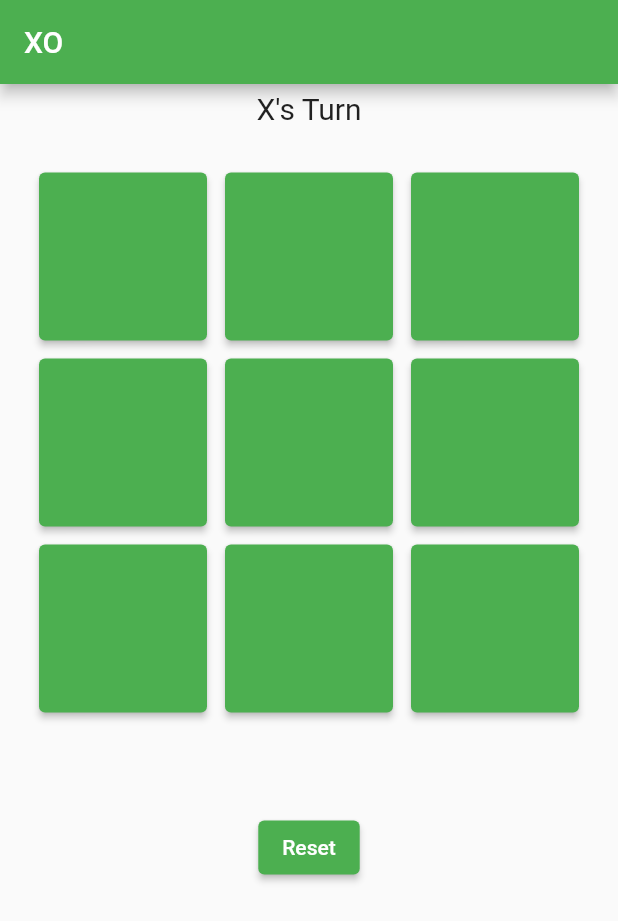
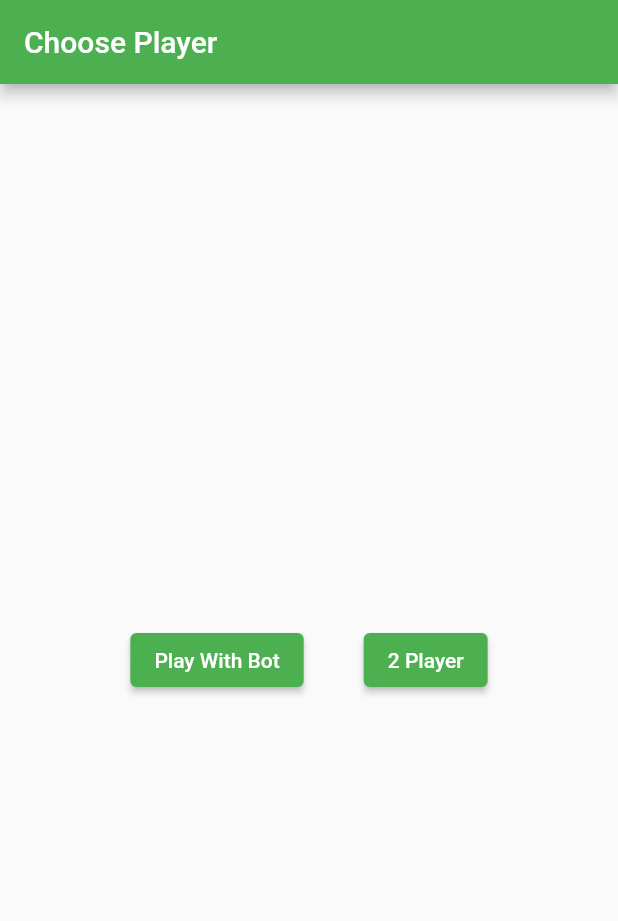
Before and after one commit to nikhilkd1999/Tic-Tac-Toe-Flutter, a Flutter app: the screen it shows after launch, on a phone screen of 412 x 824 dp. Shown: the top 921 px of the screen. Run offline on Flutter 3.47's test engine with Material 2 defaults, Android fonts, the phone set to English and light mode, and no system bars; our stand-ins replace animated_splash_screen, page_transition.

Commit message:
Added Bot

```diff
--- /dev/null
+++ b/lib/choosePlayer_screen.dart
@@ -0,0 +1,104 @@
+
+import 'package:flutter/material.dart';
+import 'package:tic_tac_toe/getWinner.dart';
+import './home_page_screen.dart';
+import './minimax.dart';
+import './lst.dart';
+
+
+
+
+class ChoosePlayerScreen extends StatelessWidget {
+  @override
+  Widget build(BuildContext context) {
+    return Scaffold(
+      appBar: AppBar(title: Text('Choose Player'),
+      ),
+      body: Container(
+
+        width: double.infinity,
+        child: Column(
+
+          mainAxisAlignment: MainAxisAlignment.center,
+          crossAxisAlignment: CrossAxisAlignment.center,
+
+
+
+          children: [
+
+
+
+
+
+            Row(
+              mainAxisAlignment: MainAxisAlignment.center,
+              crossAxisAlignment: CrossAxisAlignment.center,
+
+              children:[
+
+              Container(
+                margin: EdgeInsets.all(20),
+                child: ElevatedButton(
+
+                  child: Text('Play With Bot'),
+
+
+                  onPressed: (){
+
+                    isBotEnabled = true;
+                    reset(LST);
+
+                  Navigator.of(context).push(MaterialPageRoute(builder: (_){
+
+                  return MyHomePage();
+
+                  },
+                  ),
+                  );
+
+
+                  },
+
+
+                  ),
+              ),
+
+            Container(
+              margin: EdgeInsets.all(20),
+              child: ElevatedButton(
+
+                child: Text('2 Player'),
+
+
+                onPressed: (){
+
+                  isBotEnabled = false;
+                  reset(LST);
+
+                Navigator.of(context).push(MaterialPageRoute(builder: (_){
+
+                  return MyHomePage();
+
+                    },
+                  ),
+                );
+
+
+                },
+
+
+                ),
+            ),
+
+            ],
+
+            ),
+
+
+          ],
+
+        ),
+      ),
+    );
+  }
+}
--- /dev/null
+++ b/lib/lst.dart
@@ -0,0 +1 @@
+final LST = List<String>.filled(9, "", growable: false);
--- a/lib/main.dart
+++ b/lib/main.dart
@@ -1,5 +1,14 @@
+import 'package:tic_tac_toe/choosePlayer_screen.dart';
+import 'package:tic_tac_toe/splash_scree.dart';
+import './getWinner.dart';
+import './minimax.dart';
 import 'package:flutter/material.dart';
 import 'package:flutter/services.dart';
+import 'package:animated_splash_screen/animated_splash_screen.dart';
+
+import 'package:animated_splash_screen/animated_splash_screen.dart';
+import 'package:flutter/material.dart';
+import 'package:page_transition/page_transition.dart';
 
 void main() {
 // Restrict to vertical mode
@@ -20,181 +29,15 @@ class MyApp extends StatelessWidget {
         primarySwatch: Colors.green,
         accentColor: Colors.red,
       ),
-      home: Scaffold(
-        appBar: AppBar(
-          title: Text('XO'),
+      home: AnimatedSplashScreen(
+          duration: 3000,
+          splash: SplashScreen(),
+          nextScreen: ChoosePlayerScreen(),
+          // splashTransition: SplashTransition.fadeTransition,
+          // pageTransitionType: PageTransitionType.scale,
+          // backgroundColor: Colors.blue,
         ),
-        body: MyHomePage(),
-      ),
+
     );
   }
 }
-
-class MyHomePage extends StatefulWidget {
-  @override
-  _MyHomePageState createState() => _MyHomePageState();
-}
-
-class _MyHomePageState extends State<MyHomePage> {
-  final LST = List<String>.filled(9, "", growable: false);
-  bool Xchance = true;
-  String winner = "";
-  int xx = -1, yy = -1, zz = -1;
-
-  bool colorWinner(int n) {
-    if (n == xx || n == yy || n == zz) {
-      return true;
-    }
-    return false;
-  }
-
-  void getWinnerColored(int x, int y, int z) {
-    xx = x;
-    yy = y;
-    zz = z;
-  }
-
-  String getWinner() {
-    int i;
-    for (i = 0; i < 7; i += 3) {
-      if (LST[i] == LST[i + 1] && LST[i] == LST[i + 2] && LST[i] != "") {
-        getWinnerColored(i, i + 1, i + 2);
-        return LST[i];
-      }
-    }
-
-    for (i = 0; i < 3; ++i) {
-      if (LST[i] == LST[i + 3] && LST[i] == LST[i + 6] && LST[i] != "") {
-        getWinnerColored(i, i + 3, i + 6);
-        return LST[i];
-      }
-    }
-
-    if (LST[0] == LST[4] && LST[4] == LST[8] && LST[0] != "") {
-      getWinnerColored(0, 4, 8);
-      return LST[0];
-    }
-    if (LST[2] == LST[4] && LST[4] == LST[6] && LST[2] != "") {
-      getWinnerColored(2, 4, 6);
-      return LST[2];
-    }
-
-    for (i = 0; i < 9; ++i) {
-      if (LST[i] == "") {
-        break;
-      }
-    }
-    if (i == 9) {
-      getWinnerColored(-1, -1, -1);
-      return "Tie";
-    }
-    getWinnerColored(-1, -1, -1);
-
-    return "";
-  }
-
-  @override
-  Widget build(BuildContext context) {
-    var mediaQuery = MediaQuery.of(context);
-    bool isLandScape = mediaQuery.orientation == Orientation.landscape;
-
-    return Container(
-      // color: winner=="" ? Colors.white : Colors.black,
-      child: Column(
-        crossAxisAlignment: CrossAxisAlignment.center,
-        // mainAxisAlignment: MainAxisAlignment.center,
-        children: [
-          Container(
-            margin: EdgeInsets.all(5),
-            child: Text(
-              Xchance ? "X's Turn" : "O's Turn",
-              style: TextStyle(fontSize: 20),
-            ),
-          ),
-          Container(
-            height:
-                isLandScape ? mediaQuery.size.height : mediaQuery.size.width,
-            width: isLandScape ? mediaQuery.size.height : mediaQuery.size.width,
-
-            // height: 400,
-            // width: 400,
-            padding: EdgeInsets.all(10),
-            margin: EdgeInsets.all(10),
-
-            child: GridView.count(
-              crossAxisCount: 3,
-              children: LST.asMap().entries.map((entry) {
-                int ind = entry.key;
-                // int n = Random();
-
-                return Container(
-                  margin: EdgeInsets.all(6),
-                  // padding: EdgeInsets.all(10),
-                  child: ElevatedButton(
-                    style: ElevatedButton.styleFrom(
-                      primary: colorWinner(ind)
-                          ? Colors.red
-                          : Colors.green, // background
-                      // onPrimary: Colors.white, // foreground
-                    ),
-                    onPressed: () {
-                      if (LST[ind] != "") {
-                        return;
-                      }
-                      setState(() {
-                        LST[ind] = Xchance ? "X" : "O";
-                        Xchance = !Xchance;
-                        winner = getWinner();
-
-                        if (winner != "") {
-                          for (int i = 0; i < 9; ++i) {
-                            if (LST[i] == "") {
-                              LST[i] = "Avni";
-                            }
-                          }
-                          // colorWinner(winner);
-                        }
-                      });
-                    },
-                    child: LST[ind] == "Avni"
-                        ? Text("")
-                        : Text(
-                            LST[ind],
-                            style: TextStyle(fontSize: 30),
-                          ),
-                  ),
-                );
-              }).toList(),
-            ),
-
-            // child: LST.asMap().map((key, value) {}).toList(),
-          ),
-          if (winner != "")
-            Text(
-              "Winner is " + winner + " !!",
-              style: TextStyle(fontSize: 30),
-            ),
-          // if (winner == "")
-          SizedBox(
-            height: 10,
-          ),
-          Container(
-            margin: EdgeInsets.all(10),
-            child: ElevatedButton(
-                onPressed: () {
-                  for (int i = 0; i < 9; ++i) {
-                    LST[i] = "";
-                  }
-                  getWinnerColored(-1, -1, -1);
-                  setState(() {
-                    winner = "";
-                    Xchance = true;
-                  });
-                },
-                child: Text("Reset")),
-          )
-        ],
-      ),
-    );
-  }
-}
--- a/pubspec.yaml
+++ b/pubspec.yaml
@@ -28,6 +28,7 @@ dependencies:
   # The following adds the Cupertino Icons font to your application.
   # Use with the CupertinoIcons class for iOS style icons.
   cupertino_icons: ^1.0.2
+  animated_splash_screen: ^1.1.0
 
 dev_dependencies:
   flutter_test:
```
Also changed, not shown: lib/getWinner.dart (added, +64 -0 lines), lib/home_page_screen.dart (added, +128 -0 lines), lib/minimax.dart (added, +67 -0 lines), lib/splash_scree.dart (added, +17 -0 lines), pubspec.lock.
